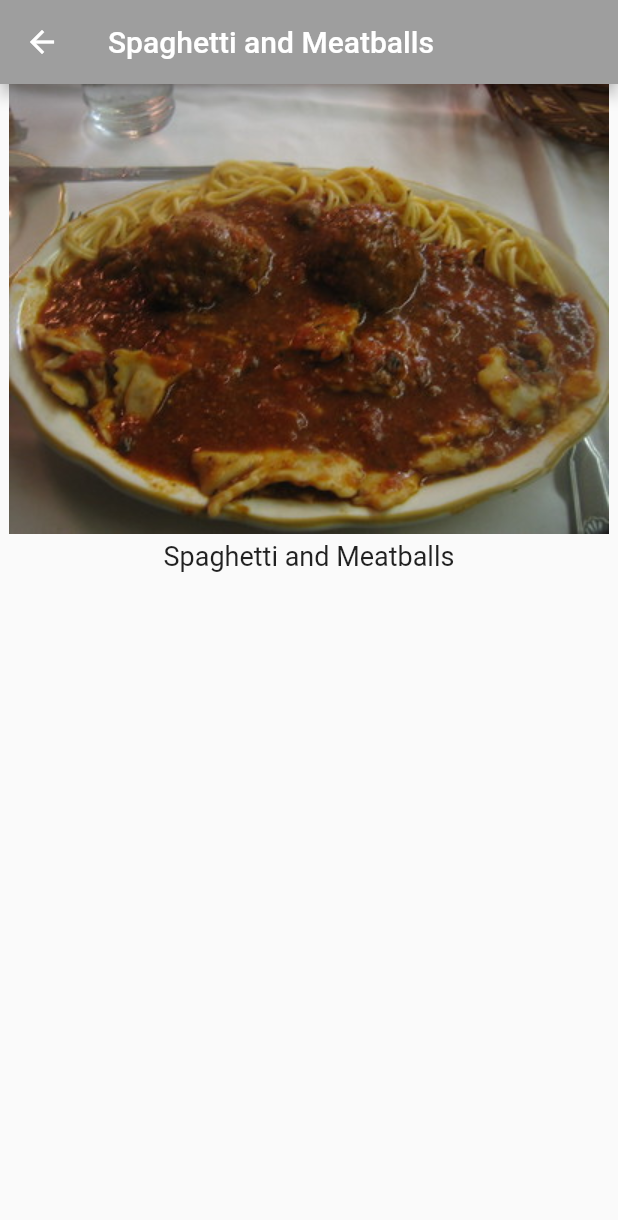
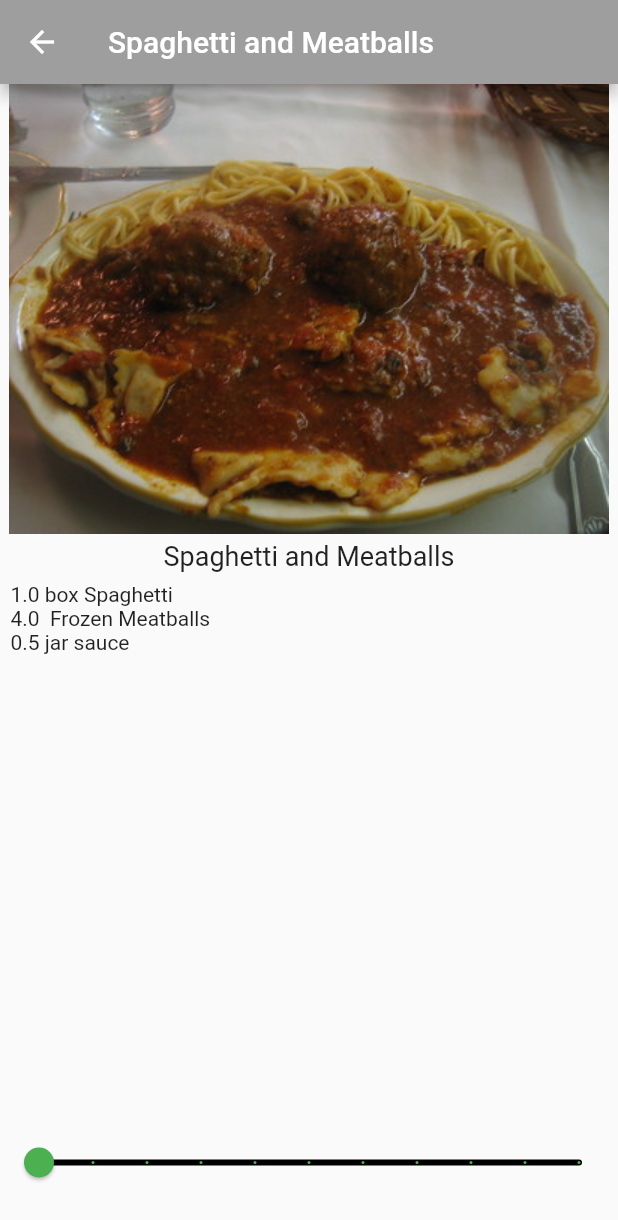
Before and after one commit to vinaytiparadi/flutter_recipes_01, a Flutter app: the screen it shows after launch, after a tap on "Spaghetti and Meatballs", on a phone screen of 412 x 824 dp. Shown: the top 1220 px of the screen. Run offline on Flutter 3.47's test engine with Material 2 defaults, Android fonts, the phone set to English and light mode, and no system bars.

Commit message:
implement slider to determine quantity as per serving

```diff
--- a/lib/recipe.dart
+++ b/lib/recipe.dart
@@ -2,39 +2,86 @@ class Recipe {
   String label;
   String imageUrl;
 
-  // TODO: Add servings and ingredients here
+  int servings;
+  List<Ingredient> ingredients;
 
   Recipe(
       this.label,
       this.imageUrl,
+      this.servings,
+      this.ingredients,
       );
 
   static List<Recipe> samples = [
     Recipe(
       'Spaghetti and Meatballs',
       'assets/2126711929_ef763de2b3_w.jpg',
+      4,
+      [
+        Ingredient(1, 'box', 'Spaghetti',),
+        Ingredient(4, '', 'Frozen Meatballs',),
+        Ingredient(0.5, 'jar', 'sauce',),
+      ],
     ),
     Recipe(
       'Tomato Soup',
       'assets/27729023535_a57606c1be.jpg',
+      2,
+      [
+        Ingredient(1, 'can', 'Tomato Soup',),
+      ],
     ),
     Recipe(
       'Grilled Cheese',
       'assets/3187380632_5056654a19_b.jpg',
+      1,
+      [
+        Ingredient(2, 'slices', 'Cheese',),
+        Ingredient(2, 'slices', 'Bread',),
+      ],
     ),
     Recipe(
       'Chocolate Chip Cookies',
       'assets/15992102771_b92f4cc00a_b.jpg',
+      24,
+      [
+        Ingredient(4, 'cups', 'flour',),
+        Ingredient(2, 'cups', 'sugar',),
+        Ingredient(0.5, 'cups', 'chocolate chips',),
+      ],
     ),
     Recipe(
       'Taco Salad',
       'assets/8533381643_a31a99e8a6_c.jpg',
+      1,
+      [
+        Ingredient(4, 'oz', 'nachos',),
+        Ingredient(3, 'oz', 'taco meat',),
+        Ingredient(0.5, 'cup', 'cheese',),
+        Ingredient(0.25, 'cup', 'chopped tomatoes',),
+      ],
     ),
     Recipe(
       'Hawaiian Pizza',
       'assets/15452035777_294cefced5_c.jpg',
+      4,
+      [
+        Ingredient(1, 'item', 'pizza',),
+        Ingredient(1, 'cup', 'pineapple',),
+        Ingredient(8, 'oz', 'ham',),
+      ],
     ),
   ];
 
 }
-// TODO: Add Ingredient() here
+
+class Ingredient {
+  double quantity;
+  String measure;
+  String name;
+  Ingredient(
+      this.quantity,
+      this.measure,
+      this.name,
+      );
+}
--- a/lib/recipe_detail.dart
+++ b/lib/recipe_detail.dart
@@ -18,7 +18,9 @@ class RecipeDetail extends StatefulWidget {
 
 
 class _RecipeDetailState extends State<RecipeDetail> {
-  // TODO: Add _sliderVal here
+
+  int _sliderVal = 1;
+
   @override
   Widget build(BuildContext context) {
     // 1
@@ -48,8 +50,44 @@ class _RecipeDetailState extends State<RecipeDetail> {
           widget.recipe.label,
           style: const TextStyle(fontSize: 18),
         ),
-        // TODO: Add Expanded
-          // TODO: Add Slider() here
+        // 7
+        Expanded(
+          // 8
+          child: ListView.builder(
+            padding: const EdgeInsets.all(7.0),
+            itemCount: widget.recipe.ingredients.length,
+            itemBuilder: (BuildContext context, int index) {
+              final ingredient = widget.recipe.ingredients[index];
+              // 9
+              return Text('${ingredient.quantity * _sliderVal} '
+                  '${ingredient.measure} '
+                  '${ingredient.name}');
+            },
+          ),
+        ),
+          Slider(
+            // 10
+            min: 1,
+            max: 10,
+            divisions: 10,
+            // 11
+            label: '${_sliderVal * widget.recipe.servings} servings',
+            // 12
+            value: _sliderVal.toDouble(),
+            // 13
+            onChanged: (newValue) {
+              setState(() {
+                _sliderVal = newValue.round();
+              });
+            },
+            // 14
+            activeColor: Colors.green,
+            inactiveColor: Colors.black,
+          ),
+
+          const SizedBox(
+            height: 25.0,
+          ),
         ],
       ),
     ),
```
